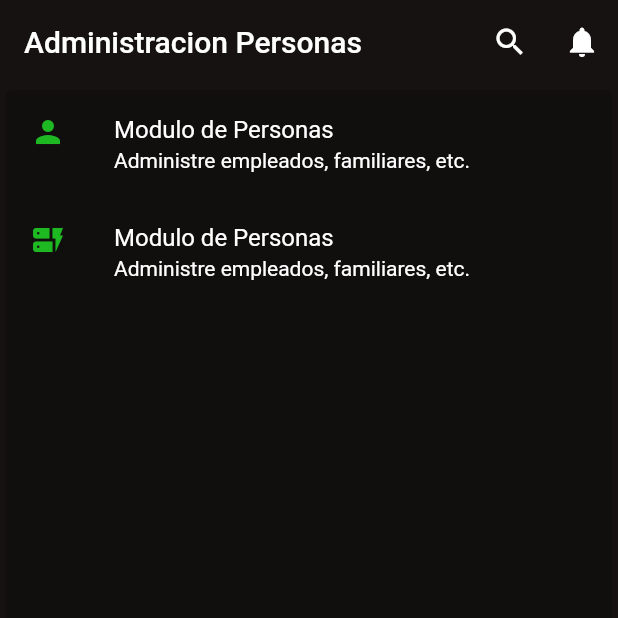
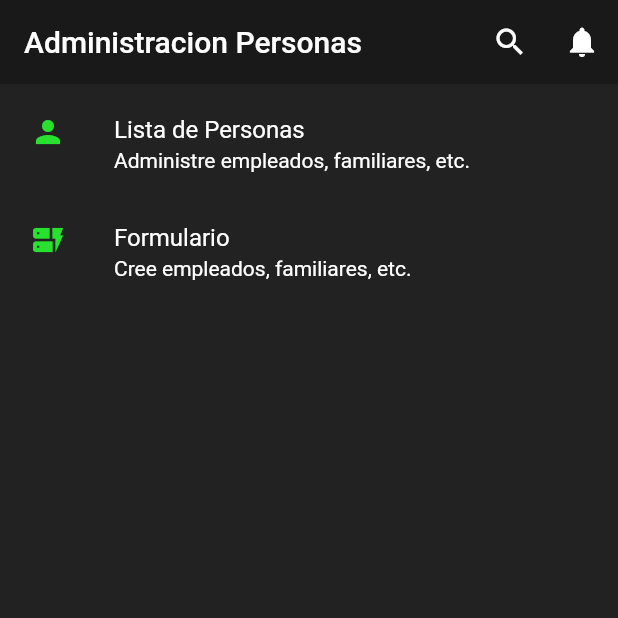
Before and after one commit to JhairV2002/grupo_1_a, a Flutter app: the screen it shows after launch, on a phone screen of 412 x 824 dp, the top half of it. Run offline on Flutter 3.47's test engine with Material 2 defaults, Android fonts, the phone set to English and light mode, and no system bars.

```diff
--- a/lib/main.dart
+++ b/lib/main.dart
@@ -3,6 +3,7 @@ import 'package:grupo_1_a/providers/person_provider.dart';
 import 'package:grupo_1_a/screens/form.dart';
 import 'package:grupo_1_a/screens/home.dart';
 import 'package:grupo_1_a/screens/list.dart';
+import 'package:grupo_1_a/themes/theme.dart';
 import 'package:provider/provider.dart';
 
 void main() {
@@ -33,6 +34,7 @@ class MyApp extends StatelessWidget {
   Widget build(BuildContext context) {
     return MaterialApp(
       debugShowCheckedModeBanner: false,
+      theme: AppTheme.darkTheme,
       title: 'Person App',
       // onGenerateRoute: (settings) {
       //   // para la raiz de la app
--- a/lib/providers/person_provider.dart
+++ b/lib/providers/person_provider.dart
@@ -22,14 +22,14 @@ class PersonProvider with ChangeNotifier {
     return persons;
   }
 
-  Future createPerson(Map<String, String> body) async {
+  Future createPerson(Map<String, dynamic> body) async {
     var url = Uri.parse("$uri/save");
     var response = await http.post(url,
         body: jsonEncode(body), headers: {"Content-Type": "application/json"});
     print(response);
   }
 
-  Future updatePerson(Map<String, String> body) async {
+  Future updatePerson(Map<String, dynamic> body) async {
     var url = Uri.parse("$uri/update");
     var response = await http.put(url,
         body: jsonEncode(body), headers: {"Content-Type": "application/json"});
--- a/lib/screens/home.dart
+++ b/lib/screens/home.dart
@@ -12,25 +12,21 @@ class HomeScreen extends StatelessWidget {
           IconButton(icon: const Icon(Icons.search), onPressed: () {}),
           IconButton(icon: const Icon(Icons.notifications), onPressed: () {})
         ],
-        backgroundColor: const Color.fromARGB(255, 23, 18, 18),
-        elevation: 0,
       ),
-      backgroundColor: const Color.fromARGB(255, 23, 18, 18),
       body: Center(
         child: Card(
-          color: const Color.fromARGB(255, 17, 14, 14),
           child: Column(
-            //mainAxisSize: MainAxisSize.min,
             children: <Widget>[
               ListTile(
                 leading: const Icon(
                   Icons.person_sharp,
-                  color: Color.fromARGB(255, 30, 184, 34),
                 ),
-                title: const Text('Modulo de Personas',
-                    style: TextStyle(color: Colors.white)),
-                subtitle: const Text('Administre empleados, familiares, etc.',
-                    style: TextStyle(color: Colors.white)),
+                title: const Text(
+                  'Lista de Personas',
+                ),
+                subtitle: const Text(
+                  'Administre empleados, familiares, etc.',
+                ),
                 onTap: () {
                   Navigator.pushNamed(context, '/list-person');
                 },
@@ -38,12 +34,13 @@ class HomeScreen extends StatelessWidget {
               ListTile(
                 leading: const Icon(
                   Icons.dynamic_form,
-                  color: Color.fromARGB(255, 30, 184, 34),
                 ),
-                title: const Text('Modulo de Personas',
-                    style: TextStyle(color: Colors.white)),
-                subtitle: const Text('Administre empleados, familiares, etc.',
-                    style: TextStyle(color: Colors.white)),
+                title: const Text(
+                  'Formulario',
+                ),
+                subtitle: const Text(
+                  'Cree empleados, familiares, etc.',
+                ),
                 onTap: () {
                   Navigator.pushNamed(context, '/form-person');
                 },
--- /dev/null
+++ b/lib/themes/theme.dart
@@ -0,0 +1,38 @@
+import 'package:flutter/material.dart';
+
+class AppTheme {
+  static const Color primary = Color.fromARGB(255, 25, 25, 25);
+  static const Color secondary = Color.fromARGB(255, 34, 34, 34);
+  static const Color primaryText = Colors.white;
+  static const Color primaryIcon = Color.fromARGB(255, 40, 224, 46);
+  static const Color hoverFloatButton = Color.fromARGB(255, 63, 240, 69);
+
+  static final ThemeData darkTheme = ThemeData.dark().copyWith(
+    primaryColor: primary,
+    scaffoldBackgroundColor: secondary,
+    cardTheme: const CardTheme(
+      color: secondary,
+      elevation: 0,
+    ),
+    floatingActionButtonTheme: const FloatingActionButtonThemeData(
+      backgroundColor: primaryIcon,
+      hoverColor: hoverFloatButton,
+    ),
+    appBarTheme: const AppBarTheme(
+      color: primary,
+      elevation: 0,
+    ),
+    inputDecorationTheme: const InputDecorationTheme(
+      floatingLabelStyle: TextStyle(
+        color: primaryText,
+      ),
+      focusedBorder: OutlineInputBorder(
+        borderSide: BorderSide(color: primary),
+      ),
+    ),
+    iconTheme: const IconThemeData(
+      color: primaryIcon,
+    ),
+    listTileTheme: const ListTileThemeData(textColor: primaryText),
+  );
+}
--- a/lib/widgets/text_form_field.dart
+++ b/lib/widgets/text_form_field.dart
@@ -47,6 +47,8 @@ class CustomTextFormField extends StatelessWidget {
         ),
         onChanged: onChange,
         style: color ?? const TextStyle(color: Colors.white),
-        )));
+        cursorColor: const Color.fromARGB(255, 255, 255, 255),
+      ),
+    ));
   }
 }
```
Also changed, not shown: lib/screens/form.dart (+28 -19 lines), lib/screens/list.dart (+2 -8 lines), lib/widgets/checkbox_form.dart (added, +26 -0 lines). Lines whose indentation alone changed are shown as unchanged.
